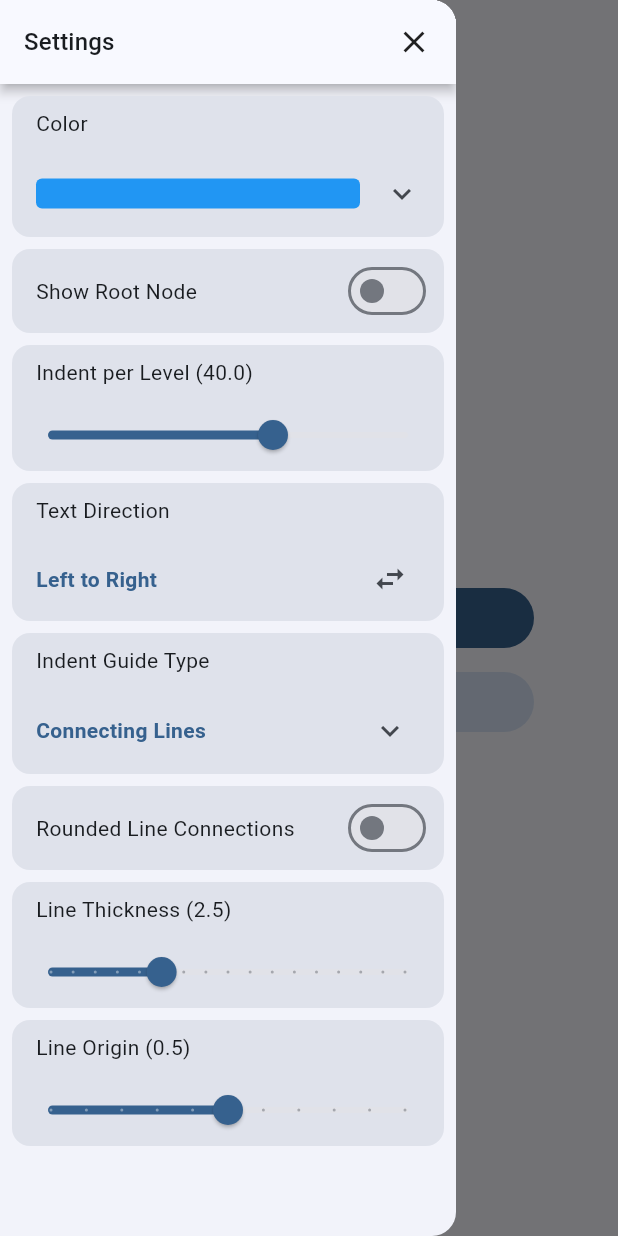
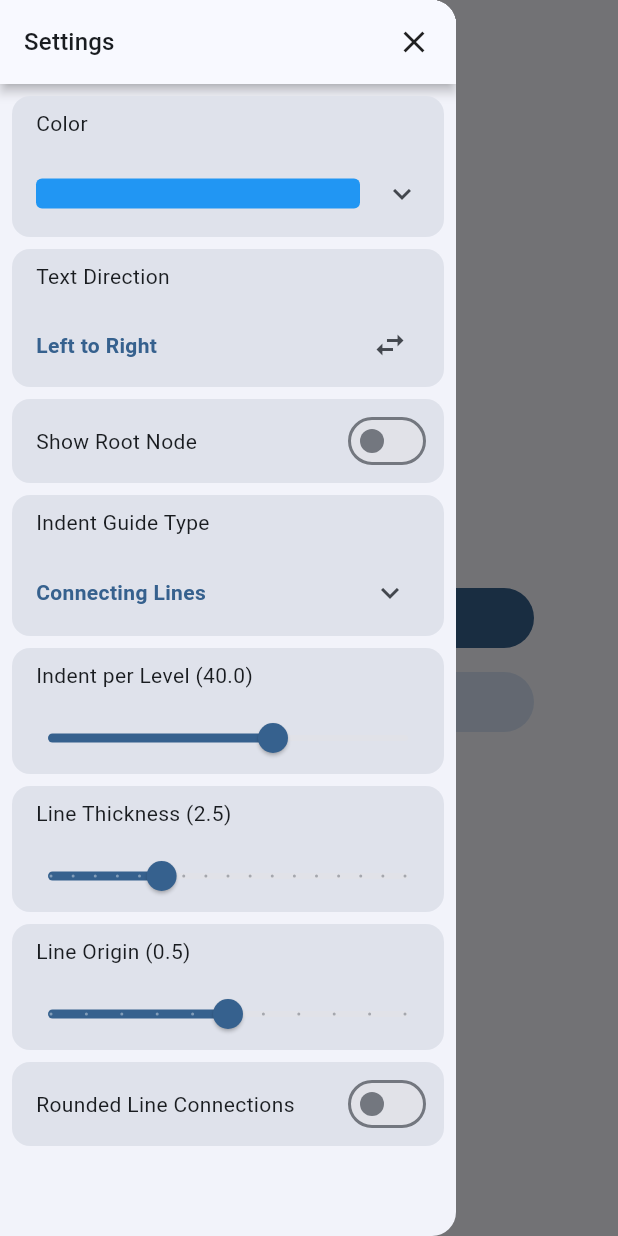
Before and after one commit to baumths/flutter_tree_view, a Flutter app: the screen it shows after launch, with the side drawer open, on a phone screen of 412 x 824 dp. Run offline on Flutter 3.47's test engine with Material 2 defaults, Android fonts, the light colour scheme and no system bars; our stand-ins replace flutter_riverpod.

Commit message:
demo: impl create root node + tweaks
Also:
  - preserve highlighted node;
  - auto scroll when navigating with keyboard arrows;
  - let DefaultIndentGuide handle [IndentGuide]'s deps;
  - organize settings view.

```diff
--- a/demo/lib/src/providers/settings.dart
+++ b/demo/lib/src/providers/settings.dart
@@ -4,45 +4,31 @@ import 'package:flutter_riverpod/flutter_riverpod.dart';
 
 import '../shared/indent_type.dart';
 
-final StateProvider<bool> showRootProvider = StateProvider(
-  (ref) => false,
-);
+final showRootProvider = StateProvider<bool>((ref) => false);
 
-final StateProvider<double> indentProvider = StateProvider(
-  (ref) => 40.0,
-);
+final indentProvider = StateProvider<double>((ref) => 40.0);
 
-final StateProvider<TextDirection> textDirectionProvider = StateProvider(
+final textDirectionProvider = StateProvider<TextDirection>(
   (ref) => TextDirection.ltr,
 );
 
-final StateProvider<bool> roundedCornersProvider = StateProvider(
-  (ref) => false,
+final roundedCornersProvider = StateProvider<bool>((ref) => false);
+
+final lineThicknessProvider = StateProvider<double>((ref) => 2.5);
+
+final lineOriginProvider = StateProvider<double>((ref) => 0.5);
+
+final colorProvider = StateProvider<Color>((ref) => Colors.blue);
+
+final colorSchemeProvider = StateProvider<ColorScheme>(
+  (ref) => ColorScheme.fromSeed(seedColor: ref.watch(colorProvider)),
 );
 
-final StateProvider<double> lineThicknessProvider = StateProvider(
-  (ref) => 2.5,
-);
-
-final StateProvider<double> lineOriginProvider = StateProvider(
-  (ref) => 0.5,
-);
-
-final StateProvider<Color> colorProvider = StateProvider(
-  (ref) => Colors.blue,
-);
-
-final StateProvider<ColorScheme> colorSchemeProvider = StateProvider(
-  (ref) => ColorScheme.fromSeed(
-    seedColor: ref.watch(colorProvider),
-  ),
-);
-
-final StateProvider<IndentType> indentTypeProvider = StateProvider(
+final indentTypeProvider = StateProvider<IndentType>(
   (ref) => IndentType.connectingLines,
 );
 
-final StateProvider<IndentGuide> indentGuideProvider = StateProvider(
+final indentGuideProvider = StateProvider<IndentGuide>(
   (ref) {
     final indent = ref.watch(indentProvider);
 
--- a/demo/lib/src/views/content/tree_view.dart
+++ b/demo/lib/src/views/content/tree_view.dart
@@ -4,6 +4,8 @@ import 'package:flutter_riverpod/flutter_riverpod.dart';
 import '../../providers/settings.dart';
 import '../../providers/tree.dart';
 import 'demo_item.dart';
+
+final _highlightProvider = StateProvider<DemoNode?>((ref) => null);
 
 class DemoTreeView extends ConsumerWidget {
   const DemoTreeView({super.key});
@@ -14,6 +16,10 @@ class DemoTreeView extends ConsumerWidget {
 
     return TreeNavigation<DemoNode>(
       controller: controller,
+      currentHighlight: ref.watch(_highlightProvider),
+      onHighlightChanged: (DemoNode? node) {
+        ref.read(_highlightProvider.state).state = node;
+      },
       child: DefaultIndentGuide(
         guide: ref.watch(indentGuideProvider),
         child: TreeView<DemoNode>(
--- a/demo/lib/src/views/content/view.dart
+++ b/demo/lib/src/views/content/view.dart
@@ -31,7 +31,7 @@ class EmptyView extends ConsumerWidget {
     WidgetRef ref, [
     DemoNode? parent,
   ]) async {
-    final newNode = await CreateNodeView.show<DemoNode?>(
+    final DemoNode? newNode = await CreateNodeView.show(
       context,
       ref.read(screenProvider),
     );
--- a/demo/lib/src/views/settings/sections.dart
+++ b/demo/lib/src/views/settings/sections.dart
@@ -23,14 +23,15 @@ class Sections extends ConsumerWidget {
     return ListView(
       children: [
         const ColorSelector(),
+        const Direction(),
         const ShowRoot(),
+        const IndentGuideType(),
         const Indent(),
-        const Direction(),
-        const IndentGuideType(),
         if (indentType != IndentType.empty) ...[
-          if (indentType != IndentType.scopingLines) const RoundedConnections(),
           const LineThickness(),
           const LineOrigin(),
+          if (indentType == IndentType.connectingLines)
+            const RoundedConnections(),
         ],
       ],
     );
```
Also changed, not shown: demo/lib/src/views/content/create_node_view.dart (+41 -27 lines), demo/lib/src/views/content/demo_item.dart (+26 -8 lines).
